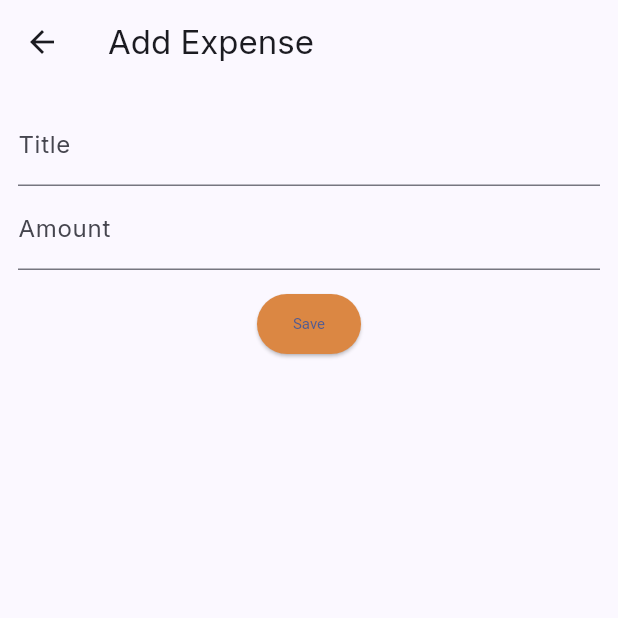
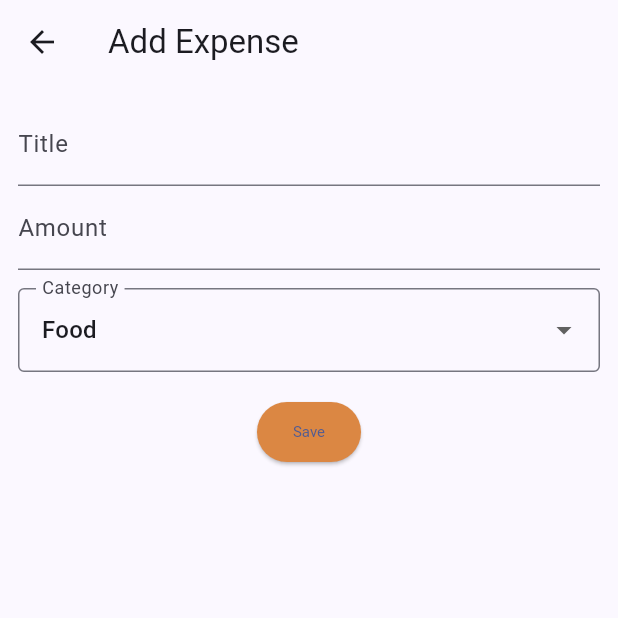
Before and after one commit to utk4rsh92/FinTrack, a Flutter app: the AddExpenseScreen screen opened by its route, on a phone screen of 412 x 824 dp, the top half of it. Run offline on Flutter 3.47's test engine with Material 3 defaults, Android fonts, the phone set to English and light mode, and no system bars; our stand-ins replace fl_chart, go_router, google_fonts, sqflite; accounts and stored records are empty.

Commit message:
Add category selection and enable expense distribution charts

```diff
--- a/lib/app_router.dart
+++ b/lib/app_router.dart
@@ -1,6 +1,7 @@
 
 import 'package:fintrack/ui/screens/add_expense_screen.dart';
-import 'package:fintrack/ui/screens/dashboard_screens.dart';
+import 'package:fintrack/ui/screens/analytics_screen.dart';
+import 'package:fintrack/ui/screens/dashboard_screen.dart';
 import 'package:flutter/cupertino.dart';
 import 'package:go_router/go_router.dart';
 
@@ -29,6 +30,11 @@ final appRouter = GoRouter(
           path: 'add',
           builder: (context, state) => const AddExpenseScreen(),
         ),
+        GoRoute(
+          path: 'analytics',
+          builder: (context, state) =>  const AnalyticsScreen(),
+        ),
+
       ],
     ),
   ],
--- /dev/null
+++ b/lib/providers/theme_provider.dart
@@ -0,0 +1,12 @@
+import 'package:flutter/material.dart';
+
+class ThemeProvider extends ChangeNotifier {
+  ThemeMode _mode = ThemeMode.system;
+  ThemeMode get mode => _mode;
+  bool get isDark => _mode == ThemeMode.dark;
+
+  void toggleTheme(){
+    _mode = _mode ==ThemeMode.dark ? ThemeMode.light : ThemeMode.dark;
+    notifyListeners();
+  }
+}
--- a/lib/ui/screens/add_expense_screen.dart
+++ b/lib/ui/screens/add_expense_screen.dart
@@ -15,7 +15,7 @@ class AddExpenseScreen extends StatefulWidget {
 class _AddExpenseScreenState extends State<AddExpenseScreen> {
   final title = TextEditingController();
   final amount = TextEditingController();
-  String category = '';
+  String category = 'Food';
   @override
   Widget build(BuildContext context) {
     return Scaffold(
@@ -26,6 +26,28 @@ class _AddExpenseScreenState extends State<AddExpenseScreen> {
           TextField(controller: title, decoration: const InputDecoration(labelText: 'Title')),
       TextField(controller: amount, keyboardType: TextInputType.number, decoration: const InputDecoration(labelText: 'Amount')),
       const SizedBox(height: 12),
+
+            DropdownButtonFormField<String>(
+              value: category,
+              decoration: const InputDecoration(
+                labelText: 'Category',
+                border: OutlineInputBorder(),
+              ),
+              items: const [
+                DropdownMenuItem(value: 'Food', child: Text('Food')),
+                DropdownMenuItem(value: 'Travel', child: Text('Travel')),
+                DropdownMenuItem(value: 'Bills', child: Text('Bills')),
+                DropdownMenuItem(value: 'Shopping', child: Text('Shopping')),
+                DropdownMenuItem(value: 'Other', child: Text('Other')),
+              ],
+              onChanged: (value) {
+                setState(() {
+                  category = value!;
+                });
+              },
+            ),
+
+            const SizedBox(height: 16),
       ElevatedButton(
         onPressed: () {
           final expense = Expense(
--- a/pubspec.yaml
+++ b/pubspec.yaml
@@ -23,11 +23,12 @@ dependencies:
   # Use with the CupertinoIcons class for iOS style icons.
   cupertino_icons: ^1.0.8
   provider: ^6.1.5
-  google_fonts: ^6.2.1
   go_router: ^15.0.0
   uuid: ^4.5.0
   intl: ^0.20.0
   sqflite: ^2.4.1
+  fl_chart: ^0.69.2
+  google_fonts: ^6.2.1
 dev_dependencies:
   flutter_test:
     sdk: flutter
```
Also changed, not shown: lib/main.dart (+16 -4 lines), lib/ui/screens/analytics_screen.dart (added, +83 -0 lines), lib/ui/screens/dashboard_screen.dart (renamed from lib/ui/screens/dashboard_screens.dart, +21 -3 lines), pubspec.lock.
